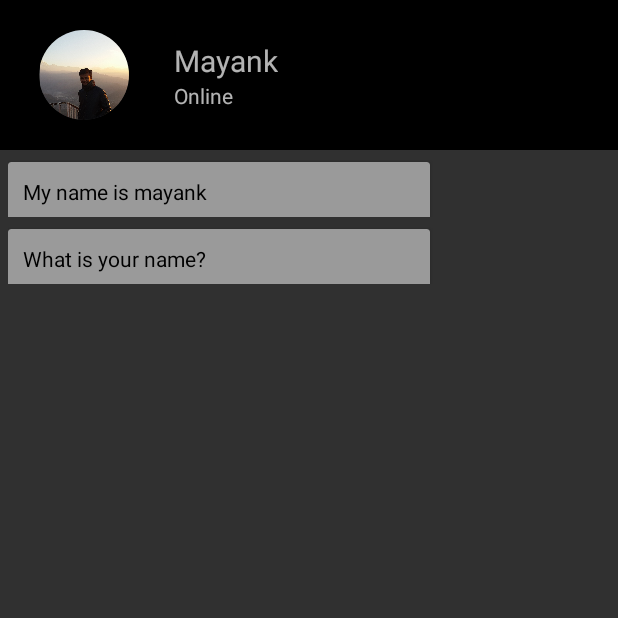
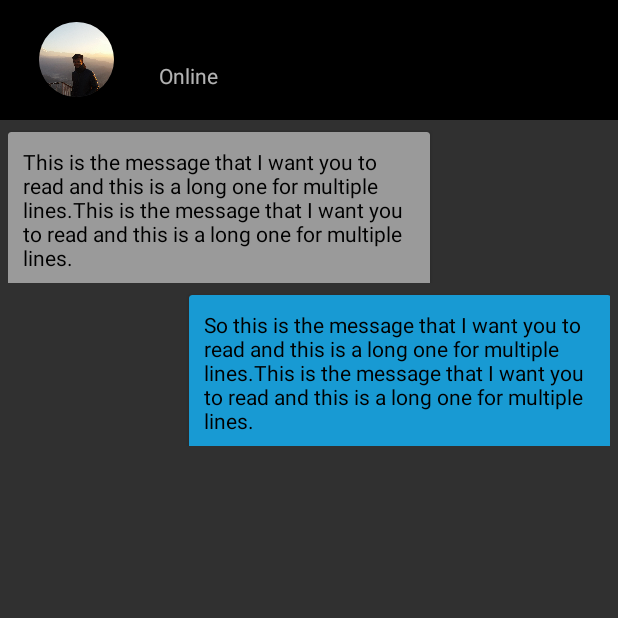
Before and after one commit to mayankmtg/Meme-Matching, an Android app: the chatIndividual screen opened directly, with no data from a screen before it, on a phone screen of 412 x 824 dp, the top half of it. Run offline under Robolectric (Android 15) with nearby library versions, the light colour scheme and no system bars; network calls fail.

Commit message:
chat complete

```diff
--- /dev/null
+++ b/app/src/main/java/com/maymayme/maymayme/Messages.java
@@ -0,0 +1,14 @@
+package com.maymayme.maymayme;
+
+/**
+ * Created by mayank on 16/4/18.
+ */
+
+public class Messages {
+    public String message;
+    public int person;
+    public Messages(String message, int person){
+        this.message=message;
+        this.person=person;
+    }
+}
--- a/app/src/main/java/com/maymayme/maymayme/PreferenceActivity.java
+++ b/app/src/main/java/com/maymayme/maymayme/PreferenceActivity.java
@@ -65,7 +65,7 @@ public class PreferenceActivity extends AppCompatActivity {
         });
 
         queue.add(jsonObjectRequest);
-        Intent activityChangeIntent = new Intent(PreferenceActivity.this, chatIndividual.class);
+        Intent activityChangeIntent = new Intent(PreferenceActivity.this, MemeActivity.class);
         activityChangeIntent.setFlags(Intent.FLAG_ACTIVITY_REORDER_TO_FRONT);
         PreferenceActivity.this.startActivity(activityChangeIntent);
         finish();
--- a/app/src/main/java/com/maymayme/maymayme/chatActivity.java
+++ b/app/src/main/java/com/maymayme/maymayme/chatActivity.java
@@ -10,9 +10,9 @@ import android.widget.Toast;
 
 public class chatActivity extends AppCompatActivity {
     GridView gridView;
-    String names[]={"Mayank", "Aman","Mayank", "Aman","Mayank", "Aman","Mayank", "Aman","Mayank", "Aman","Mayank", "Aman"};
-    String descs[]={"Online", "Offline","Online", "Offline","Online", "Offline","Online", "Offline","Online", "Offline","Online", "Offline"};
-    String status[]={"Online", "Offline","Online", "Offline","Online", "Offline","Online", "Offline","Online", "Offline","Online", "Offline"};
+    String names[]={"Mayank", "Aman"};
+    String descs[]={"Online", "Offline"};
+    String status[]={"Online", "Offline"};
     @Override
     protected void onCreate(Bundle savedInstanceState) {
         super.onCreate(savedInstanceState);
@@ -21,10 +21,13 @@ public class chatActivity extends AppCompatActivity {
 
         GridAdapter gridAdapter=new GridAdapter(chatActivity.this, names, descs,status);
         gridView.setAdapter(gridAdapter);
+
         gridView.setOnItemClickListener(new AdapterView.OnItemClickListener() {
             @Override
             public void onItemClick(AdapterView<?> adapterView, View view, int i, long l) {
-                Toast.makeText(chatActivity.this, "Clicked Here: "+names[i], Toast.LENGTH_SHORT).show();
+                Intent chatIntent=new Intent(chatActivity.this, chatIndividual.class);
+                chatIntent.putExtra("name",names[i]);
+                startActivity(chatIntent);
             }
         });
 
--- a/app/src/main/java/com/maymayme/maymayme/chatGrid.java
+++ b/app/src/main/java/com/maymayme/maymayme/chatGrid.java
@@ -1,10 +1,15 @@
 package com.maymayme.maymayme;
 
+import android.app.ActionBar;
 import android.content.Context;
+import android.graphics.Color;
+import android.support.v7.widget.CardView;
 import android.view.LayoutInflater;
 import android.view.View;
 import android.view.ViewGroup;
 import android.widget.BaseAdapter;
+import android.widget.LinearLayout;
+import android.widget.LinearLayout.LayoutParams;
 import android.widget.TextView;
 
 /**
@@ -13,13 +18,13 @@ import android.widget.TextView;
 
 public class chatGrid extends BaseAdapter {
 
-    private String messages[];
+    private Messages messages[];
     private Context context;
     private LayoutInflater layoutInflater;
 
-    public chatGrid(Context context, String messages[]){
+    public chatGrid(Context context, Messages myMessages[]){
         this.context=context;
-        this.messages=messages;
+        this.messages=myMessages;
 
     }
     @Override
@@ -44,10 +49,23 @@ public class chatGrid extends BaseAdapter {
             layoutInflater=(LayoutInflater) context.getSystemService(Context.LAYOUT_INFLATER_SERVICE);
             gridView=layoutInflater.inflate(R.layout.custom_chat, null);
         }
+        CardView mv=(CardView)gridView.findViewById(R.id.mainView);
         View lv=(View) gridView.findViewById(R.id.leftSpace);
         TextView mes=(TextView) gridView.findViewById(R.id.message);
         View rv=(View) gridView.findViewById(R.id.rightSpace);
-        mes.setText(messages[i]);
+
+
+        if(messages[i].person==1){
+            LayoutParams params = new LayoutParams(LayoutParams.MATCH_PARENT, LayoutParams.MATCH_PARENT);
+            LayoutParams params2 = new LayoutParams(LayoutParams.MATCH_PARENT, LayoutParams.MATCH_PARENT);
+            params.weight=1.0f;
+            params2.weight=0.7f;
+            mv.setCardBackgroundColor(Color.parseColor("#189ad3"));
+            lv.setLayoutParams(params2);
+            rv.setLayoutParams(params);
+
+        }
+        mes.setText(messages[i].message);
 
 
         return gridView;
--- a/app/src/main/java/com/maymayme/maymayme/chatIndividual.java
+++ b/app/src/main/java/com/maymayme/maymayme/chatIndividual.java
@@ -7,13 +7,13 @@ import android.widget.GridView;
 import android.widget.ImageView;
 import android.widget.TextView;
 
+
 public class chatIndividual extends AppCompatActivity {
-    private String chatTitle="Mayank";
     private String chatSubTitle="Online";
     private int chatImage=R.drawable.profile_pic;
 
 
-    private String messages[]={"My name is mayank", "What is your name?"};
+    private Messages myMessages[];
     GridView gv;
     @Override
     protected void onCreate(Bundle savedInstanceState) {
@@ -24,7 +24,7 @@ public class chatIndividual extends AppCompatActivity {
         setSupportActionBar(toolbar);
 
         TextView myTitleView=(TextView) findViewById(R.id.title);
-        myTitleView.setText(this.chatTitle);
+        myTitleView.setText(getIntent().getStringExtra("name"));
 
         TextView mySubView=(TextView) findViewById(R.id.subtitle);
         mySubView.setText(this.chatSubTitle);
@@ -32,8 +32,14 @@ public class chatIndividual extends AppCompatActivity {
         ImageView im=(ImageView) findViewById(R.id.logo);
         im.setImageResource(this.chatImage);
 
+
+        myMessages=new Messages[2];
+        myMessages[0]=new Messages("This is the message that I want you to read and this is a long one for multiple lines.This is the message that I want you to read and this is a long one for multiple lines.", 0);
+        myMessages[1]=new Messages("So this is the message that I want you to read and this is a long one for multiple lines.This is the message that I want you to read and this is a long one for multiple lines.", 1);
+
+
         gv=(GridView) findViewById(R.id.myGrid);
-        chatGrid adapter = new chatGrid(chatIndividual.this, this.messages);
+        chatGrid adapter = new chatGrid(chatIndividual.this, this.myMessages);
         gv.setAdapter(adapter);
 
 
--- a/app/src/main/res/layout/activity_chat.xml
+++ b/app/src/main/res/layout/activity_chat.xml
@@ -42,8 +42,9 @@
                     android:src="@drawable/next"
                     android:layout_alignParentRight="true"
                     android:paddingRight="15dp"
-                    android:onClick="nextAct"
-                    ></ImageView>
+                    android:onClick="nextAct">
+
+                </ImageView>
             </RelativeLayout>
         </LinearLayout>
 
--- a/app/src/main/res/layout/activity_chat_individual.xml
+++ b/app/src/main/res/layout/activity_chat_individual.xml
@@ -29,13 +29,13 @@
 
                 <LinearLayout
                     android:layout_width="wrap_content"
-                    android:layout_height="100dp"
+                    android:layout_height="80dp"
                     android:orientation="horizontal">
 
                     <android.support.v7.widget.CardView
                         android:id="@+id/view2"
-                        android:layout_width="60dp"
-                        android:layout_height="60dp"
+                        android:layout_width="50dp"
+                        android:layout_height="50dp"
                         android:layout_centerHorizontal="true"
                         android:layout_gravity="center_vertical"
                         android:elevation="12dp"
@@ -47,7 +47,7 @@
                         <ImageView
                             android:id="@+id/logo"
                             android:layout_width="match_parent"
-                            android:layout_height="60dp"
+                            android:layout_height="50dp"
                             android:layout_alignParentTop="true"
                             android:layout_centerHorizontal="true"
                             android:cropToPadding="true">
@@ -67,7 +67,7 @@
                             android:layout_height="wrap_content"
                             android:paddingLeft="20dp"
                             android:textAlignment="viewStart"
-                            android:textSize="20dp" />
+                            android:textSize="15dp" />
 
                         <TextView
                             android:id="@+id/subtitle"
```
